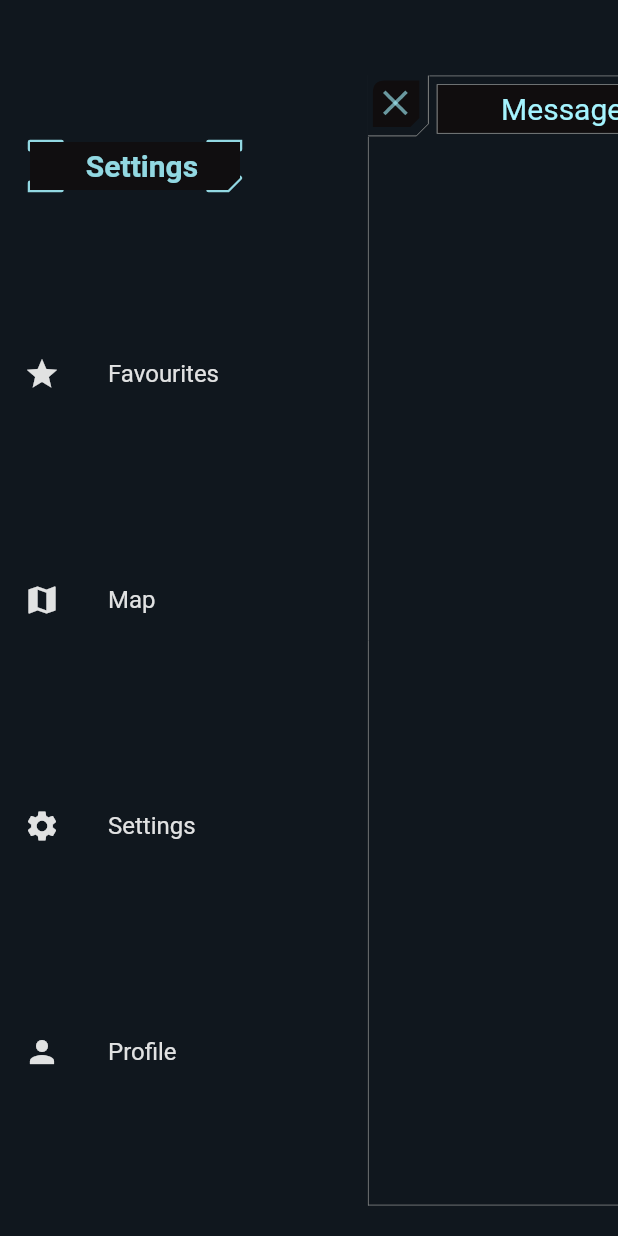
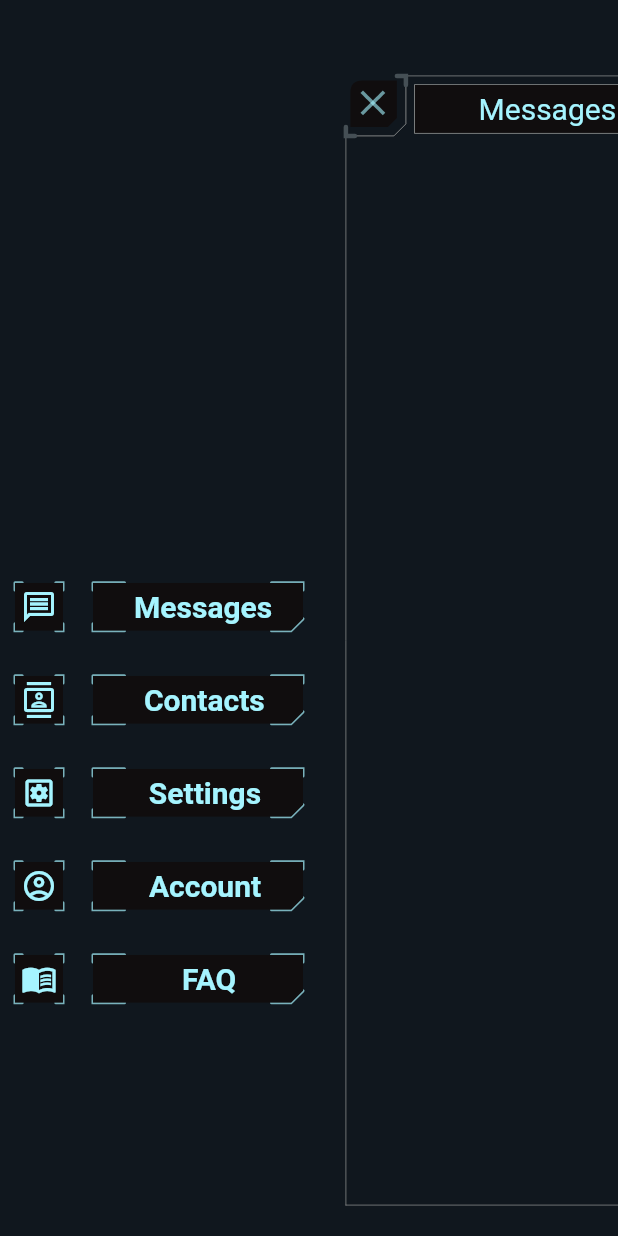
Before and after one commit to ShapeShifterHades/chat_beta, a Flutter app: the screen it shows once a user with an empty profile is signed in, after a tap on "Messages", on a phone screen of 412 x 824 dp. Run offline on Flutter 3.47's test engine with Material 2 defaults, Android fonts, the phone set to English and light mode, and no system bars; our stand-ins replace cloud_firestore, firebase_auth, firebase_core, google_fonts; missing offline and left inert: keyboard_visibility; accounts and stored records are empty; Roboto replaces fonts that are missing (Jura).

Commit message:
About to switch to another branch to ease drawer switcher

```diff
--- a/lib/ui/drawer/mainscreen_menu_frame/menu_button_pm.dart
+++ b/lib/ui/drawer/mainscreen_menu_frame/menu_button_pm.dart
@@ -44,6 +44,7 @@ class MenuButtonPainter extends CustomPainter {
   void paint(Canvas canvas, Size size) {
     Path path1 = Path();
     Path path2 = Path();
+    Path path3 = Path();
 
     path1.lineTo(0, size.height);
     path1.moveTo(0, 0);
@@ -53,10 +54,13 @@ class MenuButtonPainter extends CustomPainter {
     path2.lineTo(size.width - 8, size.height);
     path2.lineTo(size.width, size.height - 8);
     path2.lineTo(size.width, 0);
-    // path2.lineTo(0, 0);
-    // path2.quadraticBezierTo(0, 0, 0, 10);
 
-    // path2.close();
+    path3.moveTo(size.width * 0.85, 0);
+    path3.lineTo(size.width, 0);
+    path3.lineTo(size.width, size.height * 0.15);
+    path3.moveTo(size.width * 0.15, size.height);
+    path3.lineTo(0, size.height);
+    path3.lineTo(0, size.height * 0.85);
 
     Paint paint1 = Paint()
       ..style = PaintingStyle.stroke
@@ -73,6 +77,14 @@ class MenuButtonPainter extends CustomPainter {
       ..color = kMainFrameColor;
 
     canvas.drawPath(path2, paint2);
+
+    Paint paint3 = Paint()
+      ..style = PaintingStyle.stroke
+      ..strokeWidth = 3
+      ..strokeCap = StrokeCap.round
+      ..color = kStrokeColor2;
+
+    canvas.drawPath(path3, paint3);
   }
 
   @override
--- a/lib/ui/drawer/portrait_mobile_drawer/drawer_menu_pm_tile.dart
+++ b/lib/ui/drawer/portrait_mobile_drawer/drawer_menu_pm_tile.dart
@@ -4,8 +4,9 @@ import 'package:void_chat_beta/constants/constants.dart';
 
 class DrawerMenuPMTile extends StatefulWidget {
   final String text;
+  final IconData iconData;
 
-  const DrawerMenuPMTile({Key key, this.text}) : super(key: key);
+  const DrawerMenuPMTile({Key key, this.text, this.iconData}) : super(key: key);
 
   @override
   _DrawerMenuPMTileState createState() => _DrawerMenuPMTileState();
@@ -16,10 +17,7 @@ class _DrawerMenuPMTileState extends State<DrawerMenuPMTile> {
 
   @override
   Widget build(BuildContext context) {
-    return Row(
-      children: [
-        SizedBox(width: 20),
-        GestureDetector(
+    return GestureDetector(
       onTapCancel: () {
         setState(() {
           _pressed = false;
@@ -35,12 +33,20 @@ class _DrawerMenuPMTileState extends State<DrawerMenuPMTile> {
           _pressed = true;
         });
       },
-          child: CustomPaint(
+      child: AnimatedOpacity(
+        duration: Duration(milliseconds: 200),
+        opacity: _pressed ? 0.4 : 1,
+        child: Row(
+          children: [
+            SizedBox(width: 10),
+            MenuItem(pressed: _pressed, widget: widget),
+            SizedBox(width: 20),
+            CustomPaint(
               painter: DrawerMenuPMTilePainter(pressed: _pressed),
               child: ClipPath(
                 clipper: DrawerMenuPMTileClipper(),
                 child: Container(
-                color: _pressed ? kABitBlack.withOpacity(0.5) : kABitBlack,
+                  color: kABitBlack,
                   width: 140,
                   height: 32,
                   child: Material(
@@ -50,11 +56,9 @@ class _DrawerMenuPMTileState extends State<DrawerMenuPMTile> {
                       children: [
                         Spacer(flex: 4),
                         Text(
-                        'Settings',
+                          widget.text,
                           style: GoogleFonts.jura(
-                            color: _pressed
-                                ? kStrokeColor.withOpacity(0.5)
-                                : kStrokeColor,
+                              color: kStrokeColor,
                               fontSize: 20,
                               fontWeight: FontWeight.w600),
                         ),
@@ -65,8 +69,45 @@ class _DrawerMenuPMTileState extends State<DrawerMenuPMTile> {
                 ),
               ),
             ),
+          ],
         ),
-      ],
+      ),
+    );
+  }
+}
+
+class MenuItem extends StatelessWidget {
+  const MenuItem({
+    Key key,
+    @required bool pressed,
+    @required this.widget,
+  })  : _pressed = pressed,
+        super(key: key);
+
+  final bool _pressed;
+  final DrawerMenuPMTile widget;
+
+  @override
+  Widget build(BuildContext context) {
+    return CustomPaint(
+      painter: IconMenuPMTilePainter(pressed: _pressed),
+      child: ClipPath(
+        clipper: IconMenuPMTileClipper(),
+        child: Container(
+          color: kABitBlack,
+          width: 32,
+          height: 32,
+          child: Material(
+            color: Colors.transparent,
+            child: Center(
+              child: Icon(
+                widget.iconData,
+                color: kStrokeColor,
+              ),
+            ),
+          ),
+        ),
+      ),
     );
   }
 }
@@ -80,9 +121,9 @@ class DrawerMenuPMTilePainter extends CustomPainter {
   void paint(Canvas canvas, Size size) {
     Paint paint1 = Paint()
       ..style = PaintingStyle.stroke
-      ..strokeWidth = 3
+      ..strokeWidth = 2
       ..strokeCap = StrokeCap.round
-      ..color = pressed ? kStrokeColor.withOpacity(0.5) : kStrokeColor;
+      ..color = kStrokeColor.withOpacity(0.7);
 
     Path path1 = Path();
     path1.lineTo(size.width * 0.15, 0);
@@ -99,21 +140,6 @@ class DrawerMenuPMTilePainter extends CustomPainter {
     path1.lineTo(0, 0);
 
     canvas.drawPath(path1, paint1);
-
-    Paint paint2 = Paint()
-      ..style = PaintingStyle.stroke
-      ..strokeWidth = 1
-      ..color = kMainFrameColor;
-
-    Path path2 = Path();
-
-    path2.lineTo(0, size.height);
-    path2.lineTo(size.width - 8, size.height);
-    path2.lineTo(size.width, size.height - 8);
-    path2.lineTo(size.width, 0);
-    path2.close();
-
-    // canvas.drawPath(path2, paint2);
   }
 
   @override
@@ -138,3 +164,57 @@ class DrawerMenuPMTileClipper extends CustomClipper<Path> {
   @override
   bool shouldReclip(CustomClipper<Path> oldClipper) => false;
 }
+
+class IconMenuPMTilePainter extends CustomPainter {
+  final bool pressed;
+
+  IconMenuPMTilePainter({this.pressed = false});
+
+  @override
+  void paint(Canvas canvas, Size size) {
+    Paint paint1 = Paint()
+      ..style = PaintingStyle.stroke
+      ..strokeWidth = 2
+      ..strokeCap = StrokeCap.round
+      ..color = kStrokeColor.withOpacity(0.7);
+
+    Path path1 = Path();
+    path1.lineTo(size.width * 0.15, 0);
+    path1.moveTo(size.width * 0.85, 0);
+    path1.lineTo(size.width, 0);
+    path1.lineTo(size.width, size.height * 0.15);
+    path1.moveTo(size.width, size.height * 0.85);
+    path1.lineTo(size.width, size.height);
+    path1.lineTo(size.width * 0.85, size.height);
+
+    path1.moveTo(size.width * 0.15, size.height);
+    path1.lineTo(0, size.height);
+    path1.lineTo(0, size.height * 0.85);
+    path1.moveTo(0, size.height * 0.15);
+    path1.lineTo(0, 0);
+
+    canvas.drawPath(path1, paint1);
+  }
+
+  @override
+  bool shouldRepaint(CustomPainter oldDelegate) {
+    return true;
+  }
+}
+
+class IconMenuPMTileClipper extends CustomClipper<Path> {
+  @override
+  Path getClip(Size size) {
+    Path path = Path();
+
+    path.lineTo(0, size.height);
+    path.lineTo(size.width, size.height);
+    path.lineTo(size.width, size.height);
+    path.lineTo(size.width, 0);
+
+    return path;
+  }
+
+  @override
+  bool shouldReclip(CustomClipper<Path> oldClipper) => false;
+}
--- a/lib/ui/drawer/portrait_mobile_drawer/portrait_drawer_wrapper.dart
+++ b/lib/ui/drawer/portrait_mobile_drawer/portrait_drawer_wrapper.dart
@@ -19,7 +19,7 @@ class PortraitDrawerWrapper extends StatefulWidget {
 class PortraitDrawerWrapperState extends State<PortraitDrawerWrapper>
     with SingleTickerProviderStateMixin {
   static const Duration toggleDuration = Duration(milliseconds: 400);
-  static const double maxSlide = 225;
+  static const double maxSlide = 210;
   static const double minDragStartEdge = 100;
   static const double maxDragStartEdge = maxSlide - 16;
   AnimationController _animationController;
--- a/lib/ui/drawer/portrait_mobile_drawer/portrait_mobile_drawer.dart
+++ b/lib/ui/drawer/portrait_mobile_drawer/portrait_mobile_drawer.dart
@@ -1,3 +1,4 @@
+import 'package:cloud_firestore/cloud_firestore.dart';
 import 'package:flutter/material.dart';
 import 'package:void_chat_beta/constants/constants.dart';
 
@@ -22,40 +23,53 @@ class _DrawerPMState extends State<DrawerPM> {
         child: Theme(
           data: ThemeData(brightness: Brightness.dark),
           child: AnimatedOpacity(
-            duration: Duration(milliseconds: 800),
+            duration: Duration(milliseconds: 700),
             opacity: widget.controller.value > 0.9 ? 1 : 0,
             child: Column(
               crossAxisAlignment: CrossAxisAlignment.start,
               mainAxisSize: MainAxisSize.max,
               mainAxisAlignment: MainAxisAlignment.spaceEvenly,
               children: [
+                Spacer(
+                  flex: 5,
+                ),
                 widget.controller.value > 0.6
-                    ? DrawerMenuPMTile()
-                    : Container(),
-                widget.controller.value > 0.6
-                    ? ListTile(
-                        leading: Icon(Icons.star),
-                        title: Text('Favourites'),
+                    ? DrawerMenuPMTile(
+                        text: 'Messages',
+                        iconData: Icons.message_outlined,
                       )
                     : Container(),
+                SizedBox(height: 30),
                 widget.controller.value > 0.6
-                    ? ListTile(
-                        leading: Icon(Icons.map),
-                        title: Text('Map'),
+                    ? DrawerMenuPMTile(
+                        text: 'Contacts',
+                        iconData: Icons.contacts_outlined,
                       )
                     : Container(),
+                SizedBox(height: 30),
                 widget.controller.value > 0.6
-                    ? ListTile(
-                        leading: Icon(Icons.settings),
-                        title: Text('Settings'),
+                    ? DrawerMenuPMTile(
+                        text: 'Settings',
+                        iconData: Icons.settings_applications_outlined,
                       )
                     : Container(),
+                SizedBox(height: 30),
                 widget.controller.value > 0.6
-                    ? ListTile(
-                        leading: Icon(Icons.person),
-                        title: Text('Profile'),
+                    ? DrawerMenuPMTile(
+                        text: 'Account',
+                        iconData: Icons.account_circle_outlined,
                       )
                     : Container(),
+                SizedBox(height: 30),
+                widget.controller.value > 0.6
+                    ? DrawerMenuPMTile(
+                        text: 'FAQ',
+                        iconData: Icons.menu_book_outlined,
+                      )
+                    : Container(),
+                Spacer(
+                  flex: 2,
+                )
               ],
             ),
           ),
```
Lines whose indentation alone changed are shown as unchanged.
